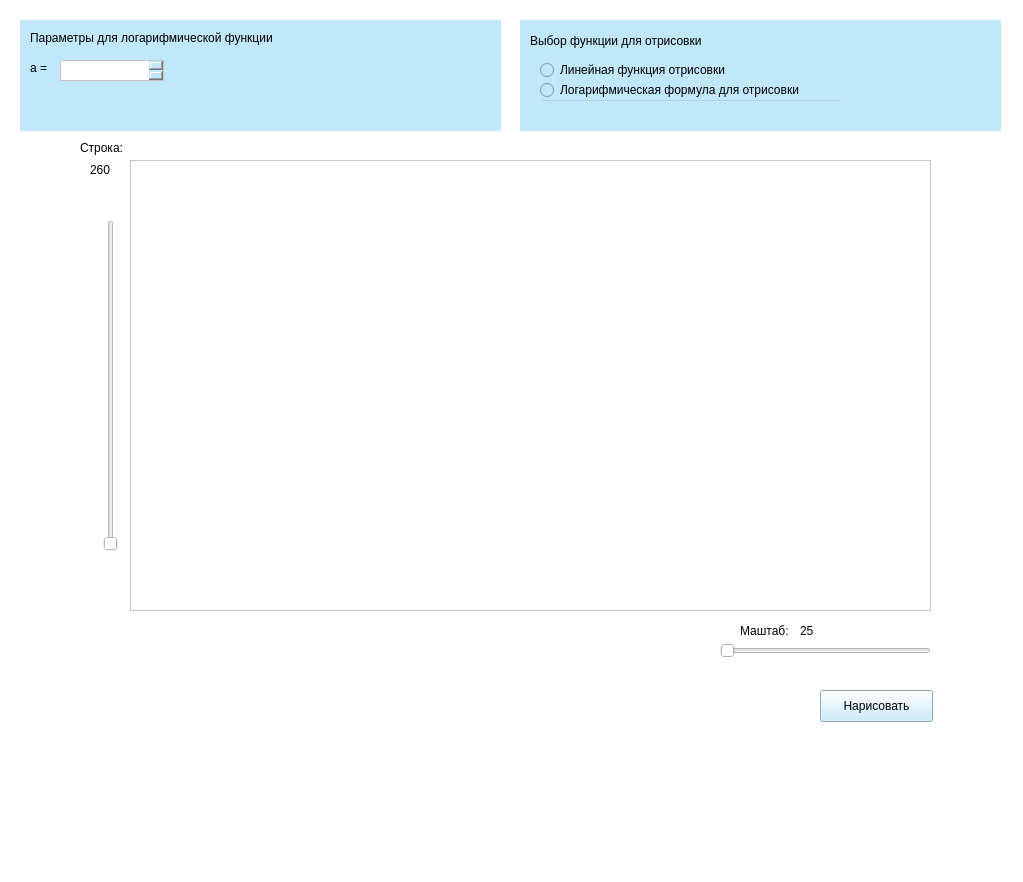
First picture: the form in ui/image_view.ui, repository Chelove4ik/seabed-imaging, before the edit.
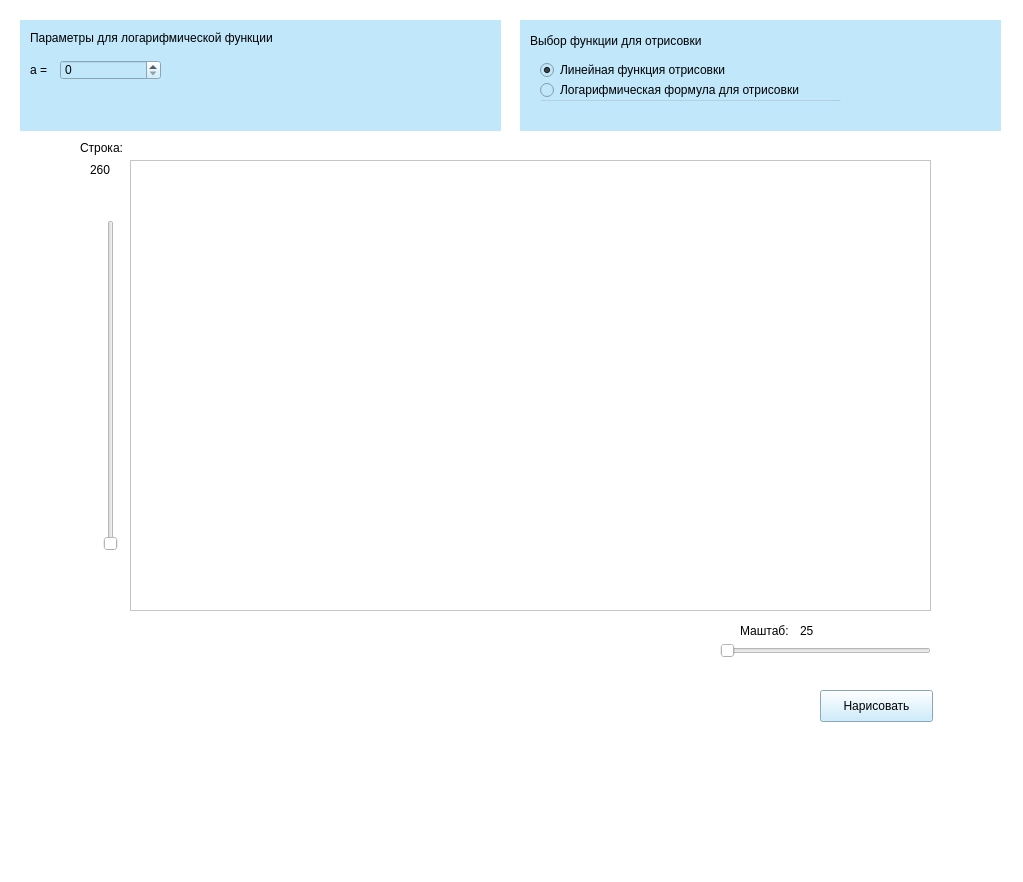
Second picture: the form after the edit. Icons and pictures are not drawn.

Commit message: удалены сгенерированные файлы в папке "ui", сделаны функции создания .py файлов из .ui.

```diff
--- a/ui/image_view.ui
+++ b/ui/image_view.ui
@@ -109,10 +109,13 @@
     </property>
    </widget>
    <widget class="QPushButton" name="home">
+    <property name="enabled">
+     <bool>false</bool>
+    </property>
     <property name="geometry">
      <rect>
-      <x>40</x>
-      <y>150</y>
+      <x>50</x>
+      <y>650</y>
       <width>91</width>
       <height>71</height>
      </rect>
@@ -132,7 +135,7 @@
    </widget>
    <widget class="QWidget" name="widget" native="true">
     <property name="enabled">
-     <bool>false</bool>
+     <bool>true</bool>
     </property>
     <property name="geometry">
      <rect>
@@ -158,26 +161,13 @@
       <string>Параметры для линейной функции</string>
      </property>
     </widget>
-    <widget class="QTextEdit" name="textEdit">
-     <property name="geometry">
-      <rect>
-       <x>50</x>
-       <y>40</y>
-       <width>104</width>
-       <height>20</height>
-      </rect>
-     </property>
-     <property name="styleSheet">
-      <string notr="true">background-color: rgb(255, 255, 255);</string>
-     </property>
-    </widget>
     <widget class="QLabel" name="label_3">
      <property name="geometry">
       <rect>
        <x>10</x>
        <y>40</y>
        <width>41</width>
-       <height>16</height>
+       <height>20</height>
       </rect>
      </property>
      <property name="text">
@@ -210,6 +200,26 @@
       <string>µ = </string>
      </property>
     </widget>
+    <widget class="QSpinBox" name="sb_ld">
+     <property name="geometry">
+      <rect>
+       <x>50</x>
+       <y>40</y>
+       <width>101</width>
+       <height>20</height>
+      </rect>
+     </property>
+    </widget>
+    <widget class="QSpinBox" name="sb_u">
+     <property name="geometry">
+      <rect>
+       <x>50</x>
+       <y>70</y>
+       <width>101</width>
+       <height>20</height>
+      </rect>
+     </property>
+    </widget>
    </widget>
    <widget class="QWidget" name="widget_2" native="true">
     <property name="geometry">
@@ -263,6 +273,9 @@
       <property name="text">
        <string>Линейная функция отрисовки</string>
       </property>
+      <property name="checked">
+       <bool>true</bool>
+      </property>
      </widget>
      <widget class="QRadioButton" name="radioButton_2">
       <property name="geometry">
@@ -326,25 +339,22 @@
        <x>10</x>
        <y>40</y>
        <width>21</width>
-       <height>16</height>
+       <height>20</height>
       </rect>
      </property>
      <property name="text">
       <string>a = </string>
      </property>
     </widget>
-    <widget class="QTextEdit" name="textEdit_3">
+    <widget class="QSpinBox" name="ab_a">
      <property name="geometry">
       <rect>
        <x>40</x>
        <y>40</y>
-       <width>104</width>
-       <height>21</height>
+       <width>101</width>
+       <height>20</height>
       </rect>
      </property>
-     <property name="styleSheet">
-      <string notr="true">background-color: rgb(255, 255, 255);</string>
-     </property>
     </widget>
    </widget>
   </widget>
```
Left out of the diff: 36 changed lines with no effect on the pictures. The commit also changes 7 other files.
